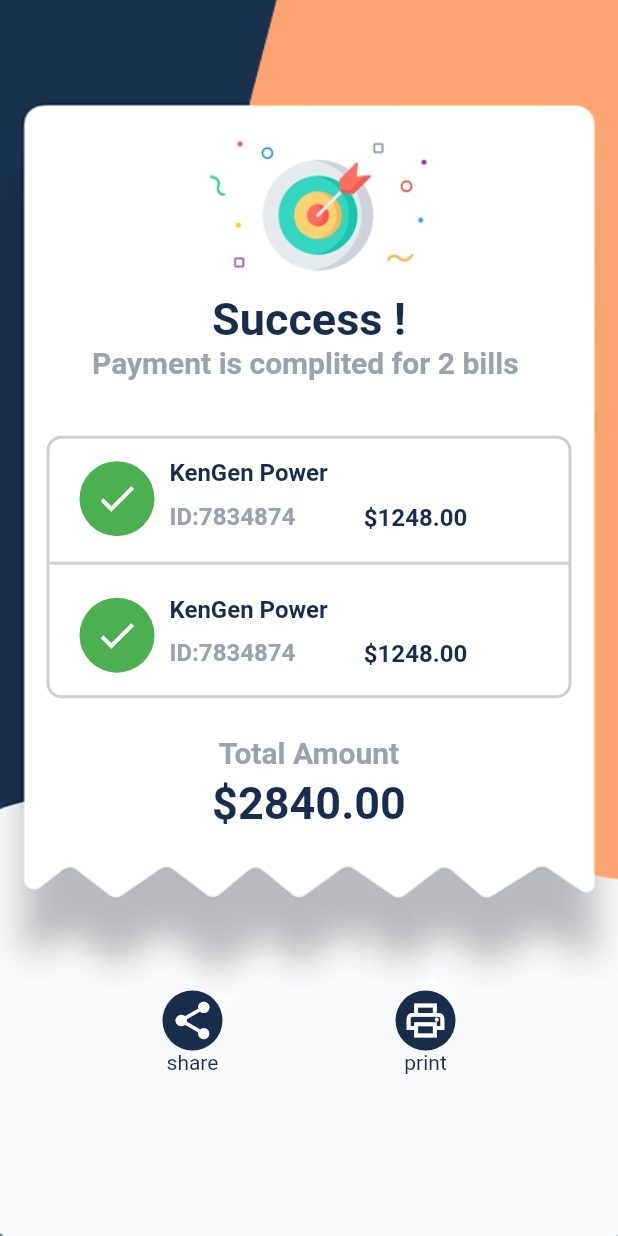
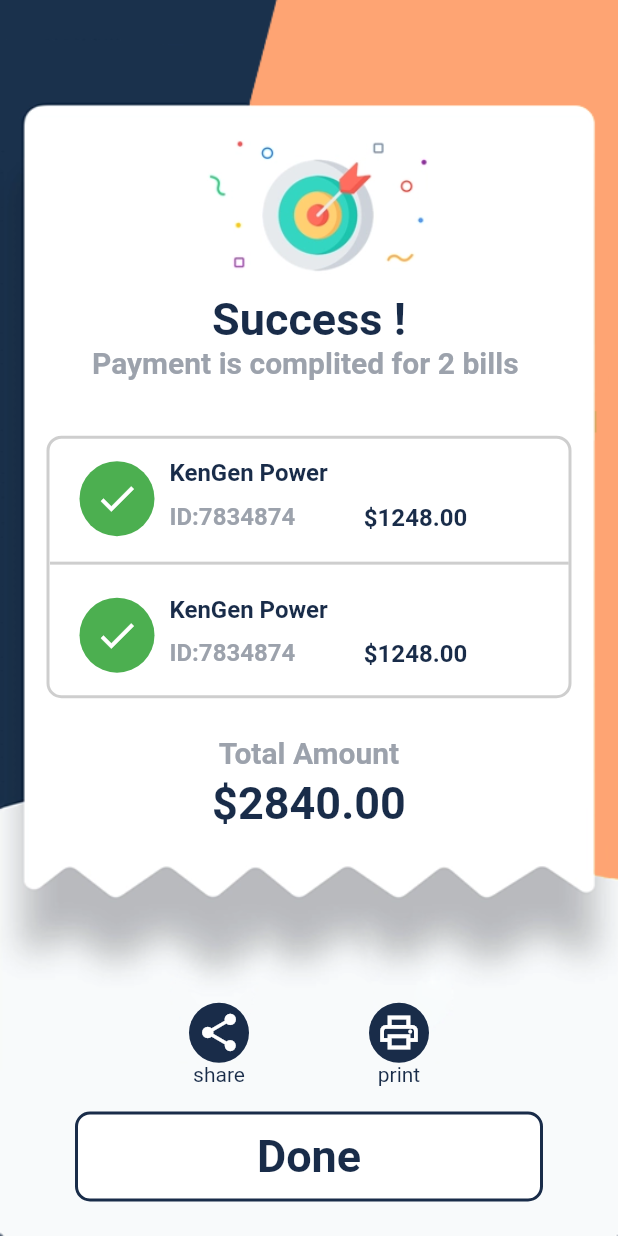
Before and after one commit to alibiz4002/tolem-app-, a Flutter app: the PaymentPage screen opened directly, on a phone screen of 412 x 824 dp. Run offline on Flutter 3.47's test engine with Material 2 defaults, Android fonts, the phone set to English and light mode, and no system bars; our stand-ins replace get.

Commit message:
payment page done

```diff
--- a/lib/pages/paymet_page.dart
+++ b/lib/pages/paymet_page.dart
@@ -1,6 +1,8 @@
 import 'package:flutter/material.dart';
 import 'package:payment_app/compenents/colors.dart';
 import 'package:payment_app/widgets/buttons.dart';
+import 'package:payment_app/widgets/large_button.dart';
+import 'package:get/get.dart';
 
 class PaymentPage extends StatelessWidget {
   PaymentPage({super.key});
@@ -141,7 +143,7 @@ class PaymentPage extends StatelessWidget {
                   ),
                 ],
               ),
-              SizedBox(height: h * 0.13),
+              SizedBox(height: h * 0.14),
               Row(
                 mainAxisAlignment: MainAxisAlignment.center,
                 children: [
@@ -152,7 +154,7 @@ class PaymentPage extends StatelessWidget {
                     textColor: AppColors.mainColor,
                     backgroundColor: AppColors.mainColor,
                   ),
-                  SizedBox(width: h * 0.14),
+                  SizedBox(width: 80),
                   Appbuttons(
                       icon: Icons.print_outlined,
                       onTap: () {},
@@ -160,7 +162,16 @@ class PaymentPage extends StatelessWidget {
                       textColor: AppColors.mainColor,
                       backgroundColor: AppColors.mainColor),
                 ],
-              )
+              ),
+              SizedBox(height: h * 0.02),
+              LargeButtonWidget(
+                text: 'Done',
+                backgroundcolor: Colors.white,
+                textcolor: AppColors.mainColor,
+                onTap: () {
+                  Get.back();
+                },
+              ),
             ],
           )),
     );
--- a/lib/widgets/large_button.dart
+++ b/lib/widgets/large_button.dart
@@ -1,13 +1,13 @@
 import 'package:flutter/material.dart';
 import 'package:payment_app/compenents/colors.dart';
 
-class LargeButtonWigdet extends StatelessWidget {
+class LargeButtonWidget extends StatelessWidget {
   final Color? backgroundcolor;
   final Color? textcolor;
   final Function()? onTap;
   final String text;
   final bool? isBorder;
-  const LargeButtonWigdet(
+  const LargeButtonWidget(
       {super.key,
       this.backgroundcolor = const Color.fromARGB(255, 20, 62, 96),
       this.textcolor,
@@ -31,7 +31,7 @@ class LargeButtonWigdet extends StatelessWidget {
           child: Text(
             text,
             style: TextStyle(
-                fontWeight: FontWeight.bold, fontSize: 40, color: textcolor),
+                fontWeight: FontWeight.bold, fontSize: 30, color: textcolor),
           ),
         ),
       ),
--- a/pubspec.yaml
+++ b/pubspec.yaml
@@ -36,7 +36,7 @@ dependencies:
   # The following adds the Cupertino Icons font to your application.
   # Use with the CupertinoIcons class for iOS style icons.
   cupertino_icons: ^1.0.2
-
+  get:
 dev_dependencies:
   flutter_test:
     sdk: flutter
```
Also changed, not shown: lib/main.dart (+3 -4 lines), lib/pages/my_home_view.dart (+12 -7 lines), pubspec.lock.
